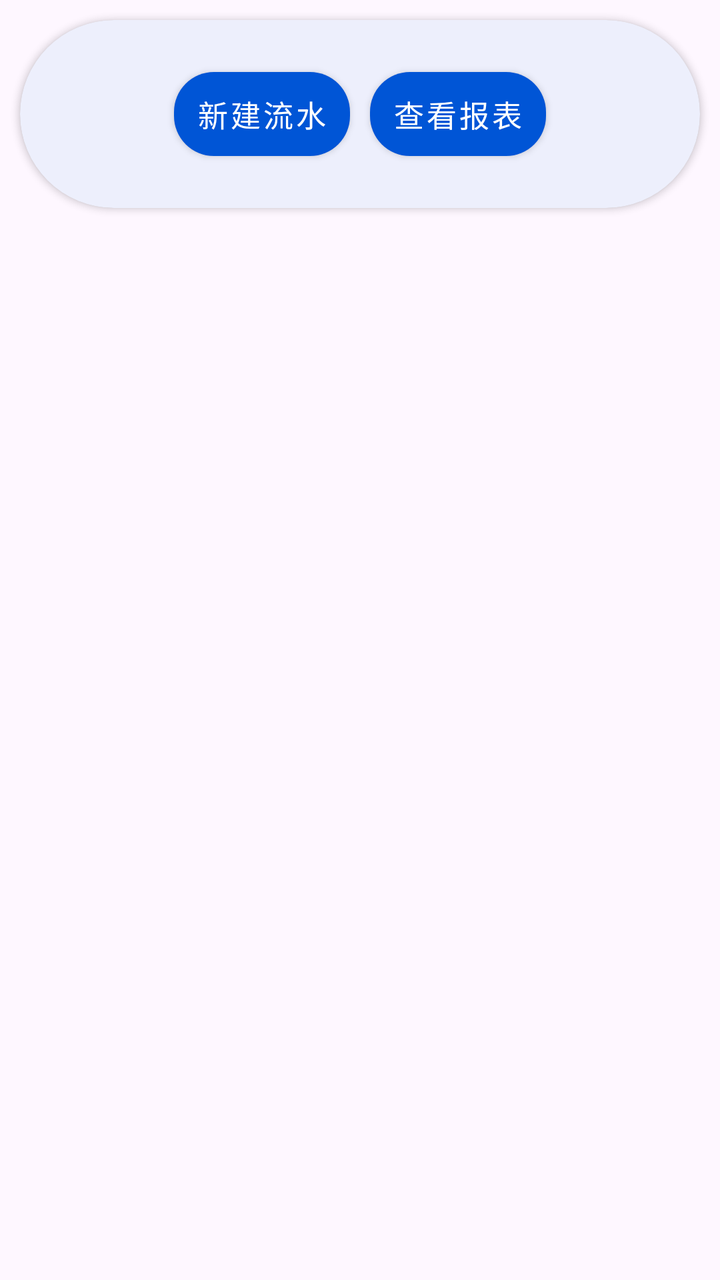
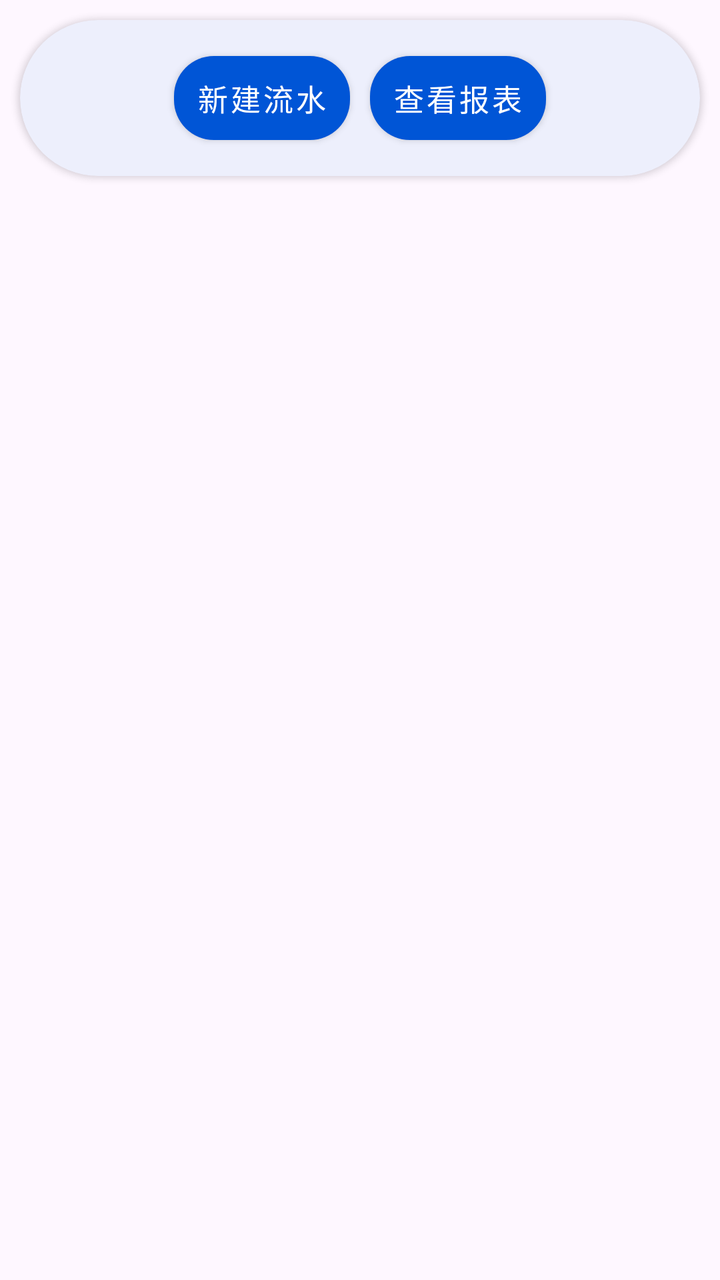

The first picture is an Android layout as it rendered before a commit; the second is the same layout after the commit. The layout source and the unified diff follow.
<!-- AndroidManifest.xml: application theme Theme.ProjectManager -->
<!-- res/layout/fragment_bookkeeping.xml -->
<?xml version="1.0" encoding="utf-8"?>
<androidx.constraintlayout.widget.ConstraintLayout xmlns:android="http://schemas.android.com/apk/res/android"
    xmlns:app="http://schemas.android.com/apk/res-auto"
    xmlns:tools="http://schemas.android.com/tools"
    android:id="@+id/bookkeeping_fragment"
    android:layout_width="match_parent"
    android:layout_height="match_parent"
    tools:context=".ui.bookkeeping.BookKeepingFragment">

    
    <androidx.cardview.widget.CardView
        android:id="@+id/btn_card_view"
        style="@style/CardStyle"
        android:layout_width="match_parent"
        android:layout_height="wrap_content"
        app:layout_constraintTop_toTopOf="parent">

        <LinearLayout
            android:layout_width="match_parent"
            android:layout_height="wrap_content"
            android:gravity="center"
            android:orientation="horizontal"
            android:padding="15dp">

            <com.google.android.material.button.MaterialButton
                android:id="@+id/flow_btn"
                style="@style/BtnStyle"
                android:layout_width="wrap_content"
                android:layout_height="wrap_content"
                android:text="新建流水" />

            <com.google.android.material.button.MaterialButton
                android:id="@+id/report_btn"
                style="@style/BtnStyle"
                android:layout_width="wrap_content"
                android:layout_height="wrap_content"
                android:text="查看报表" />
        </LinearLayout>
    </androidx.cardview.widget.CardView>

    
    <ListView
        android:id="@+id/flow_list"
        android:layout_width="match_parent"
        android:layout_height="wrap_content"
        android:layout_marginTop="10dp"
        app:layout_constraintTop_toBottomOf="@+id/btn_card_view" />

</androidx.constraintlayout.widget.ConstraintLayout>
<!-- resources referenced by this layout -->
<resources>
  <style name="BtnStyle" parent="Widget.MaterialComponents.Button">
          <item name="backgroundTint">@color/theme_blue</item>
          <item name="android:textColor">@color/white</item>
          <item name="android:textSize">15sp</item>
          <item name="cornerRadius">20dp</item>
          <item name="android:layout_margin">5dp</item>
          <item name="android:padding">10dp</item>
      </style>
  <style name="CardStyle">
          <item name="cardBackgroundColor">@color/card_background</item>
          <item name="cardCornerRadius">50dp</item>
          <item name="android:layout_margin">10dp</item>
      </style>
  <style name="Theme.ProjectManager" parent="Theme.Material3.DayNight.NoActionBar">
          
          <item name="colorPrimary">@color/purple_500</item>
          <item name="colorPrimaryVariant">@color/purple_700</item>
          <item name="colorOnPrimary">@color/white</item>
          
          <item name="colorSecondary">@color/teal_200</item>
          <item name="colorSecondaryVariant">@color/teal_700</item>
          <item name="colorOnSecondary">@color/black</item>
          
          <item name="android:statusBarColor">?attr/colorPrimaryVariant</item>
          
          <item name="toolbarStyle">@style/ToolBarStyle</item>
      </style>
  <color name="theme_blue">#0055d6</color>
  <color name="white">#FFFFFFFF</color>
  <color name="card_background">#edeffc</color>
  <color name="purple_500">#FF6200EE</color>
  <color name="purple_700">#FF3700B3</color>
  <color name="teal_200">#FF03DAC5</color>
  <color name="teal_700">#FF018786</color>
  <color name="black">#FF000000</color>
  <style name="ToolBarStyle">
          <item name="android:background">@color/toolbar_background</item>
          <item name="contentInsetStart">10dp</item>
          <item name="titleTextAppearance">@style/TitleStyle</item>
      </style>
  <color name="toolbar_background">#ebedfa</color>
  <style name="TitleStyle">
          <item name="android:textSize">23sp</item>
          <item name="android:textColor">@color/black</item>
      </style>
</resources>

<!-- the commit's change to res/layout/fragment_bookkeeping.xml (unified diff, before → after) -->
@@ -20,7 +20,7 @@
             android:layout_height="wrap_content"
             android:gravity="center"
             android:orientation="horizontal"
-            android:padding="15dp">
+            android:padding="7dp">
 
             <com.google.android.material.button.MaterialButton
                 android:id="@+id/flow_btn"
@@ -39,7 +39,7 @@
     </androidx.cardview.widget.CardView>
 
     
-    <ListView
+    <androidx.recyclerview.widget.RecyclerView
         android:id="@+id/flow_list"
         android:layout_width="match_parent"
         android:layout_height="wrap_content"
